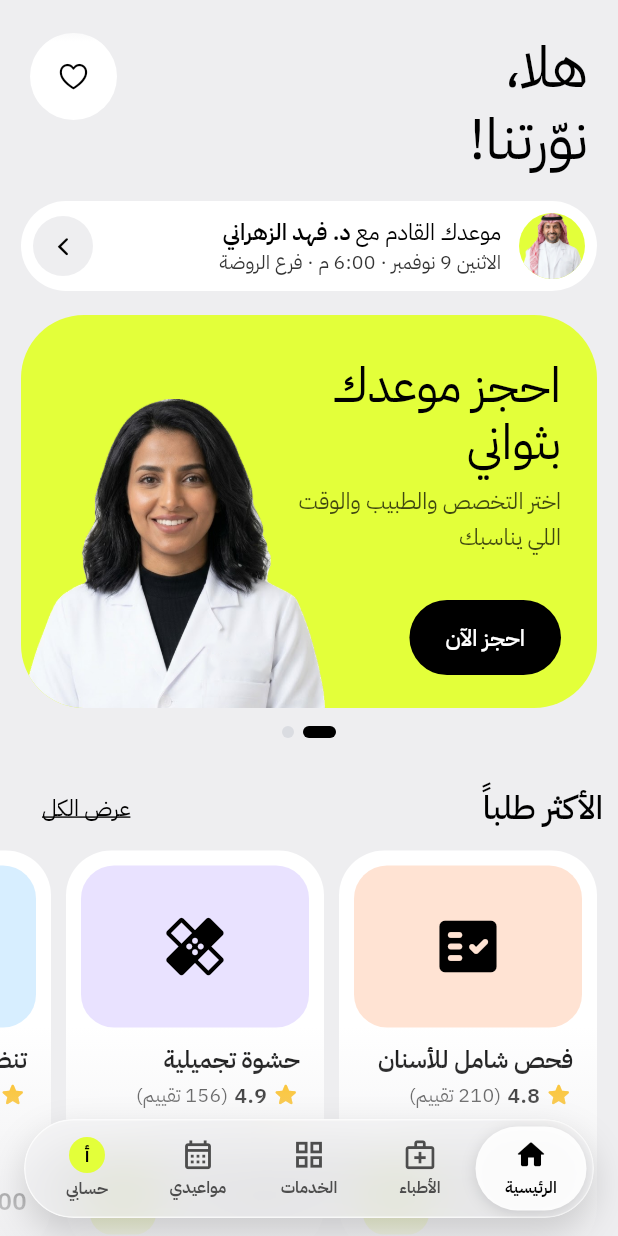
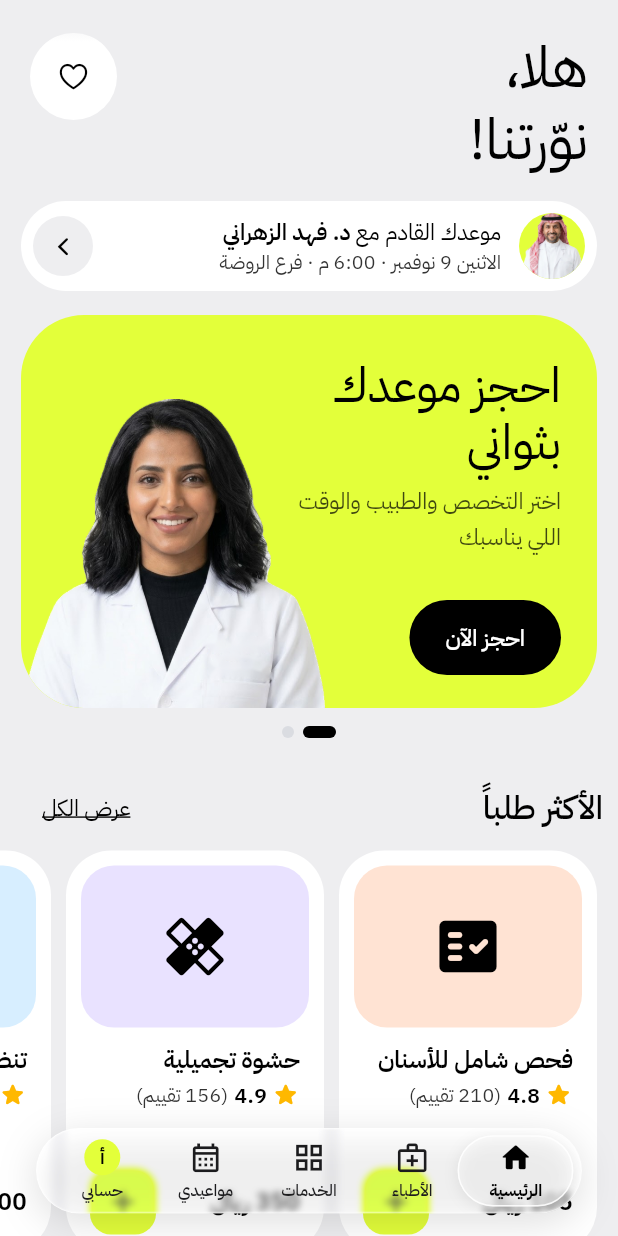
Before and after one commit to abu-abdullah-alghamdi/new-app, a Flutter app: the MainShell screen opened directly, on a phone screen of 412 x 824 dp. Run offline on Flutter 3.47's test engine with Material 3 defaults, Android fonts, the phone set to English and light mode, and no system bars; our stand-ins replace shared_preferences; accounts and stored records are empty.

Commit message:
الشريط العائم: أنحف وأقرب للحافة، زجاج شفاف، كبسولة شفافة، وفقاعة زجاج عند الانتقال
Co-Authored-By: Claude Opus 5.5 <noreply@anthropic.com>
Claude-Session: https://claude.ai/code/session_013i99uKGXP3vi82BpB56Vzz

```diff
--- a/lib/screens/shell.dart
+++ b/lib/screens/shell.dart
@@ -1,3 +1,4 @@
+import 'dart:math' as math;
 import 'dart:ui' show ImageFilter;
 
 import 'package:flutter/material.dart';
@@ -58,32 +59,16 @@ class MainShell extends StatelessWidget {
               ),
             ),
           ),
-          Positioned(
-            left: 0,
-            right: 0,
-            bottom: 0,
-            height: 140,
-            child: IgnorePointer(
-              child: DecoratedBox(
-                decoration: BoxDecoration(
-                  gradient: LinearGradient(
-                    begin: Alignment.bottomCenter,
-                    end: Alignment.topCenter,
-                    colors: [bg.withAlpha(235), bg.withAlpha(0)],
-                  ),
-                ),
-              ),
-            ),
-          ),
           // شريط "عرض السلة" فوق الشريط العائم في صفحة الخدمات (يطلع بعد أول إضافة)
           Positioned(
             left: 16,
             right: 16,
-            bottom: 0,
+            bottom: navBarBottom + navBarHeight + 10,
             child: SafeArea(
               top: false,
+              bottom: false,
               child: Padding(
-                padding: const EdgeInsets.only(bottom: 86),
+                padding: EdgeInsets.zero,
                 child: AnimatedSwitcher(
                   duration: motion(context, 250),
                   transitionBuilder: (child, a) => FadeTransition(
@@ -100,7 +85,8 @@ class MainShell extends StatelessWidget {
               ),
             ),
           ),
-          const Positioned(left: 16, right: 16, bottom: 0, child: SafeArea(top: false, child: GlassNavBar())),
+          // الشريط العائم: نازل قريب من حافة الشاشة، والمحتوى يمر تحته بدون تدرج
+          const Positioned(left: 24, right: 24, bottom: navBarBottom, child: GlassNavBar()),
         ],
       ),
     );
@@ -108,8 +94,25 @@ class MainShell extends StatelessWidget {
 }
 
 /// المساحة السفلية اللي تخليها كل صفحة عشان الشريط العائم ما يغطي المحتوى
-const navBottomSpace = 130.0;
+const navBottomSpace = 120.0;
 
+/// ارتفاع الشريط العائم وبعده عن أسفل الشاشة
+const navBarHeight = 57.0;
+const navBarBottom = 15.0;
+
+/// تشبيع الألوان وإضاءتها (للزجاج: الألوان اللي تحته تطلع حية)
+ColorFilter _boost(double sat, double bright) {
+  const lr = 0.2126, lg = 0.7152, lb = 0.0722;
+  final sr = (1 - sat) * lr, sg = (1 - sat) * lg, sb = (1 - sat) * lb;
+  return ColorFilter.matrix(<double>[
+    (sr + sat) * bright, sg * bright, sb * bright, 0, 0, //
+    sr * bright, (sg + sat) * bright, sb * bright, 0, 0, //
+    sr * bright, sg * bright, (sb + sat) * bright, 0, 0, //
+    0, 0, 0, 1, 0,
+  ]);
+}
+
+/// زجاج شفاف مثل تطبيقات آبل: ضبابية خفيفة جداً، ألوان مشبّعة، وحد أبيض رفيع
 class _Glass extends StatelessWidget {
   const _Glass({required this.child, required this.radius});
 
@@ -124,25 +127,69 @@ class _Glass extends StatelessWidget {
       decoration: BoxDecoration(
         color: solid ? AppColors.white : AppColors.glassFill,
         borderRadius: radius,
-        border: Border.all(color: solid ? AppColors.ink : AppColors.glassBorder, width: solid ? 1.5 : 1),
+        border: Border.all(color: solid ? AppColors.ink : AppColors.glassBorder, width: solid ? 1.5 : 0.75),
+      ),
+      // حافة داخلية رفيعة جداً تعطي إحساس الانكسار
+      foregroundDecoration: solid
+          ? null
+          : BoxDecoration(
+              borderRadius: radius,
+              border: Border.all(color: const Color(0x2EFFFFFF), width: 1.5),
             ),
       child: child,
     );
     return Container(
       decoration: BoxDecoration(
         borderRadius: radius,
-        boxShadow: const [BoxShadow(color: Color(0x29000000), blurRadius: 20, offset: Offset(0, 10))],
+        boxShadow: const [BoxShadow(color: Color(0x21000000), blurRadius: 22, offset: Offset(0, 6))],
       ),
       child: ClipRRect(
         borderRadius: radius,
-        child: solid ? box : BackdropFilter(filter: ImageFilter.blur(sigmaX: 18, sigmaY: 18), child: RepaintBoundary(child: box)),
+        child: solid
+            ? box
+            : BackdropFilter(
+                filter: ImageFilter.compose(outer: _boost(1.9, 1.04), inner: ImageFilter.blur(sigmaX: 2.5, sigmaY: 2.5)),
+                child: RepaintBoundary(child: box),
+              ),
       ),
     );
   }
 }
 
-class GlassNavBar extends StatelessWidget {
+/// ترتيب التبويبات في الشريط (من اليمين): الرئيسية، الأطباء، الخدمات، مواعيدي، حسابي
+const _order = [0, 2, 4, 1, 3];
+
+class GlassNavBar extends StatefulWidget {
   const GlassNavBar({super.key});
+
+  @override
+  State<GlassNavBar> createState() => _GlassNavBarState();
+}
+
+class _GlassNavBarState extends State<GlassNavBar> with SingleTickerProviderStateMixin {
+  // فقاعة الزجاج اللي تنزلق بين التبويبات لحظة الضغط
+  late final AnimationController _lens = AnimationController(vsync: this, duration: const Duration(milliseconds: 420));
+  double _from = 0;
+  double _to = 0;
+
+  @override
+  void dispose() {
+    _lens.dispose();
+    super.dispose();
+  }
+
+  void _go(AppState s, int tab) {
+    final from = _order.indexOf(s.tab).toDouble();
+    final to = _order.indexOf(tab).toDouble();
+    if (from != to && from >= 0 && !MediaQuery.disableAnimationsOf(context)) {
+      setState(() {
+        _from = from;
+        _to = to;
+      });
+      _lens.forward(from: 0);
+    }
+    tab == 2 ? s.openDoctors() : s.setTab(tab);
+  }
 
   @override
   Widget build(BuildContext context) {
@@ -153,12 +200,11 @@ class GlassNavBar extends StatelessWidget {
       final c = active ? AppColors.ink : AppColors.glassLabel;
       return Expanded(
         child: Pressable(
-          onTap: () => i == 2 ? s.openDoctors() : s.setTab(i),
+          onTap: () => _go(s, i),
           semanticLabel: i == 4 && s.cartCount > 0 ? '$label، في السلة ${ar(s.cartCount)}' : label,
           selected: active,
-          // الخلفية البيضاء للتبويب المختار صارت كبسولة وحدة تنزلق (تحت)، هنا الأيقونة والاسم بس
           child: SizedBox(
-            height: 56,
+            height: navBarHeight - 8,
             child: TweenAnimationBuilder<Color?>(
               tween: ColorTween(end: c),
               duration: motion(context, 220),
@@ -167,7 +213,7 @@ class GlassNavBar extends StatelessWidget {
                 children: [
                   icon(col ?? c, active),
                   const SizedBox(height: 2),
-                  Text(label, maxLines: 1, style: ts(11, weight: FontWeight.w600, color: col ?? c)),
+                  Text(label, maxLines: 1, style: ts(11, weight: active ? FontWeight.w700 : FontWeight.w500, color: col ?? c)),
                 ],
               ),
             ),
@@ -176,33 +222,47 @@ class GlassNavBar extends StatelessWidget {
       );
     }
 
-    // ترتيب التبويبات في الشريط (من اليمين) ومكان الكبسولة المنزلقة
-    const order = [0, 2, 4, 1, 3];
-    final slot = order.indexOf(s.tab).clamp(0, order.length - 1).toDouble();
+    final slot = _order.indexOf(s.tab).clamp(0, _order.length - 1).toDouble();
+    const padH = 9.0;
 
     // أسماء الشريط ما تكبر مع تكبير الخط (مثل شريط آبل)، وتبقى 11 كحد أدنى
-    // كل الأزرار داخل كبسولة زجاجية وحدة (من اليمين): الرئيسية، الأطباء، الخدمات، مواعيدي، حسابي
     return MediaQuery.withNoTextScaling(
-      child: Padding(
-        padding: const EdgeInsets.only(bottom: 12),
-        child: _Glass(
+      child: SizedBox(
+        height: navBarHeight,
+        child: LayoutBuilder(
+          builder: (context, outer) {
+            final w = (outer.maxWidth - padH * 2) / _order.length;
+            return AnimatedBuilder(
+              animation: _lens,
+              builder: (context, _) {
+                final running = _lens.isAnimating;
+                final t = Curves.easeInOutCubic.transform(_lens.value);
+                // الكبسولة تختفي وقت ما تنزلق الفقاعة، وترجع لما توصل
+                final pillOpacity = running ? (t > 0.85 ? (t - 0.85) / 0.15 : 0.0) : 1.0;
+                final lensOpacity = running ? (t < 0.15 ? t / 0.15 : (t > 0.85 ? (1 - t) / 0.15 : 1.0)) : 0.0;
+                final pos = _from + (_to - _from) * t;
+                final stretch = 1 + 0.18 * math.sin(math.pi * t);
+                const lensW = 84.0, lensH = 80.0;
+
+                return Stack(
+                  clipBehavior: Clip.none,
+                  children: [
+                    _Glass(
                       radius: BorderRadius.circular(999),
                       child: Padding(
-            padding: const EdgeInsets.all(4),
-            child: LayoutBuilder(
-              builder: (context, box) {
-                final w = box.maxWidth / order.length;
-                return Stack(
+                        padding: const EdgeInsets.symmetric(horizontal: padH, vertical: 4),
+                        child: Stack(
+                          clipBehavior: Clip.none,
                           children: [
-                    // الكبسولة البيضاء: تنزلق من التبويب القديم للجديد (فورية مع "تقليل الحركة")
+                            // الكبسولة الشفافة خلف الزر المختار (أعرض من الزر شوي)
                             AnimatedPositionedDirectional(
                               duration: motion(context, 320),
                               curve: Curves.easeOutCubic,
-                      start: slot * w,
+                              start: slot * w - 4,
                               top: 0,
                               bottom: 0,
-                      width: w,
-                      child: const _ActivePill(),
+                              width: w + 8,
+                              child: Opacity(opacity: pillOpacity, child: const _ActivePill()),
                             ),
                             Row(
                               children: [
@@ -234,23 +294,45 @@ class GlassNavBar extends StatelessWidget {
                                       width: 24,
                                       height: 24,
                                       alignment: Alignment.center,
-                      decoration: const BoxDecoration(color: AppColors.lime, shape: BoxShape.circle),
+                                      decoration: BoxDecoration(
+                                        color: AppColors.lime,
+                                        shape: BoxShape.circle,
+                                        border: a ? Border.all(color: AppColors.ink, width: 1.5) : null,
+                                      ),
                                       child: Text(s.initial, style: ts(12, weight: FontWeight.w700, color: AppColors.onAccent)),
                                     )),
                               ],
                             ),
                           ],
+                        ),
+                      ),
+                    ),
+                    // فقاعة الزجاج: أكبر من الشريط، تنزلق وتتمدد شوي ثم تختفي
+                    if (lensOpacity > 0)
+                      PositionedDirectional(
+                        start: padH + pos * w + w / 2 - lensW / 2,
+                        top: (navBarHeight - lensH) / 2,
+                        width: lensW,
+                        height: lensH,
+                        child: IgnorePointer(
+                          child: Opacity(
+                            opacity: lensOpacity,
+                            child: Transform.scale(scaleX: stretch, scaleY: 1 - (stretch - 1) * 0.4, child: const _Lens()),
+                          ),
+                        ),
+                      ),
+                  ],
                 );
               },
-            ),
-          ),
+            );
+          },
         ),
       ),
     );
   }
 }
 
-/// الكبسولة البيضاء خلف التبويب المختار
+/// الكبسولة خلف التبويب المختار: زجاج أبيض شفاف بحد لامع
 class _ActivePill extends StatelessWidget {
   const _ActivePill();
 
@@ -259,8 +341,45 @@ class _ActivePill extends StatelessWidget {
         decoration: BoxDecoration(
           color: AppColors.glassActive,
           borderRadius: BorderRadius.circular(999),
-          border: highContrast(context) ? Border.all(color: AppColors.ink, width: 1.5) : null,
-          boxShadow: const [BoxShadow(color: Color(0x1F000000), blurRadius: 8, offset: Offset(0, 2))],
+          border: Border.all(
+            color: highContrast(context) ? AppColors.ink : const Color(0xD9FFFFFF),
+            width: highContrast(context) ? 1.5 : 1,
+          ),
+          boxShadow: const [BoxShadow(color: Color(0x14000000), blurRadius: 8, offset: Offset(0, 2))],
         ),
       );
 }
+
+/// فقاعة الزجاج وقت الانتقال
+class _Lens extends StatelessWidget {
+  const _Lens();
+
+  @override
+  Widget build(BuildContext context) {
+    final r = BorderRadius.circular(999);
+    return DecoratedBox(
+      decoration: BoxDecoration(
+        borderRadius: r,
+        boxShadow: const [BoxShadow(color: Color(0x33000000), blurRadius: 24, offset: Offset(0, 10))],
+      ),
+      child: ClipRRect(
+        borderRadius: r,
+        child: BackdropFilter(
+          filter: ImageFilter.compose(outer: _boost(1.6, 1.08), inner: ImageFilter.blur(sigmaX: 0.6, sigmaY: 0.6)),
+          child: DecoratedBox(
+            decoration: BoxDecoration(
+              borderRadius: r,
+              gradient: const RadialGradient(
+                center: Alignment(0, -0.6),
+                radius: 1.0,
+                colors: [Color(0x8CFFFFFF), Color(0x1FFFFFFF), Color(0x47FFFFFF)],
+                stops: [0, 0.6, 1],
+              ),
+              border: Border.all(color: const Color(0xFFFFFFFF), width: 1.5),
+            ),
+          ),
+        ),
+      ),
+    );
+  }
+}
--- a/lib/theme.dart
+++ b/lib/theme.dart
@@ -37,10 +37,10 @@ class AppColors {
   static Color get switchOff => _p(0xFFD5D8DE, 0xFF3A3A3C);
 
   // الزجاج العائم
-  static Color get glassFill => _p(0x8CFAFAFC, 0x8C1C1C1E);
-  static Color get glassBorder => _p(0xB3FFFFFF, 0x33FFFFFF);
-  static Color get glassActive => _p(0xEBFFFFFF, 0xEB3A3A3C);
-  static Color get glassLabel => _p(0xFF4D4D4D, 0xFFC7C7CC);
+  static Color get glassFill => _p(0x4DFFFFFF, 0x8C1C1C1E);
+  static Color get glassBorder => _p(0x99FFFFFF, 0x33FFFFFF);
+  static Color get glassActive => _p(0x6BFFFFFF, 0xEB3A3A3C);
+  static Color get glassLabel => _p(0xFF1C1C1E, 0xFFC7C7CC);
 }
 
 List<BoxShadow> get cardShadow => [
```
Lines whose indentation alone changed are shown as unchanged.
